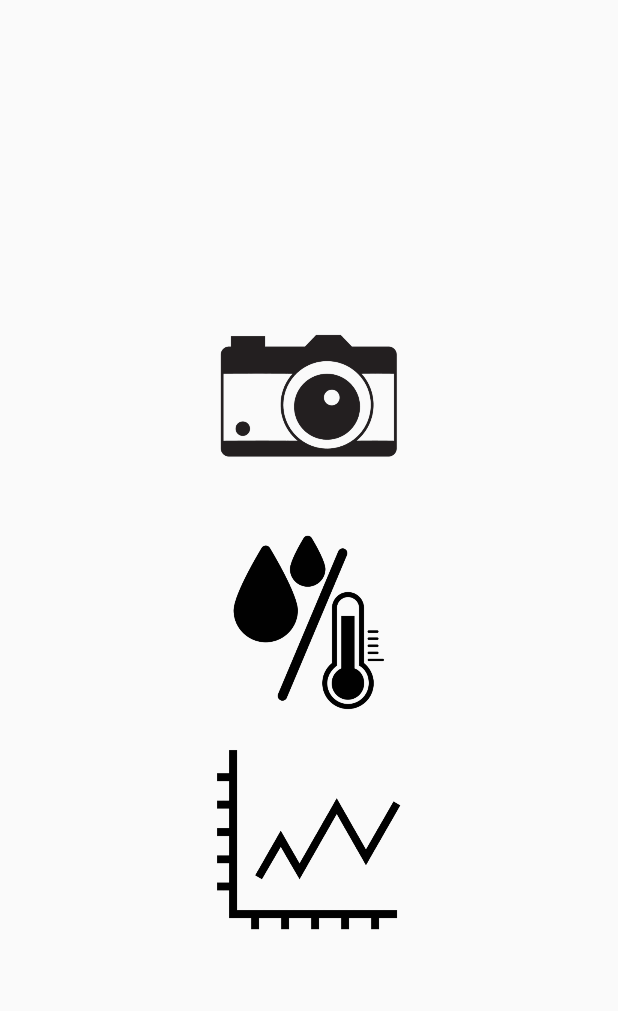
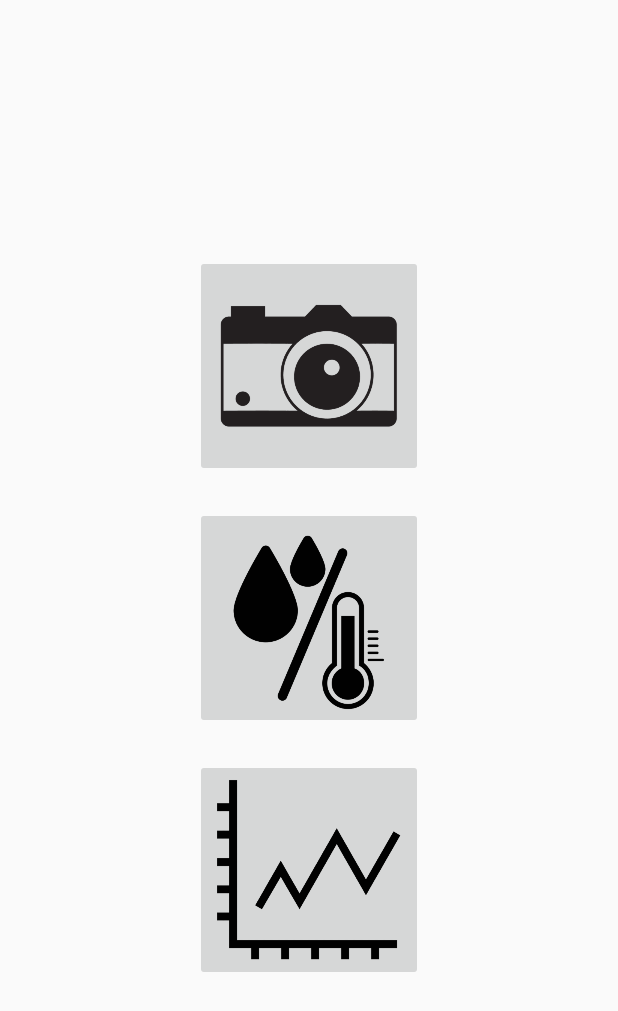
Before and after one commit to aconno/BleDemo, an Android app: the screen it shows after launch (MainActivity), on a phone screen of 412 x 824 dp. Shown: the top 1011 px of the screen. Run offline under Robolectric (Android 15) with nearby library versions, the phone set to English and light mode, and no system bars.

Commit message:
Remove transparency

```diff
--- a/app/src/main/res/layout/activity_main.xml
+++ b/app/src/main/res/layout/activity_main.xml
@@ -20,7 +20,7 @@
         android:text="@string/btn_epd"
         android:src="@drawable/tcamera"
         android:layout_margin="10dp"
-        android:background="@android:color/transparent"/>
+        />
 
     <ImageButton
         android:id="@+id/btn_sensor"
@@ -29,7 +29,7 @@
         android:text="@string/btn_sensor"
         android:src="@drawable/sensor"
         android:layout_margin="10dp"
-        android:background="@android:color/transparent"/>
+        />
 
     <ImageButton
         android:id="@+id/btn_graph"
@@ -38,5 +38,5 @@
         android:text="@string/btn_graph"
         android:src="@drawable/graph"
         android:layout_margin="10dp"
-        android:background="@android:color/transparent"/>
+        />
 </LinearLayout>
```
